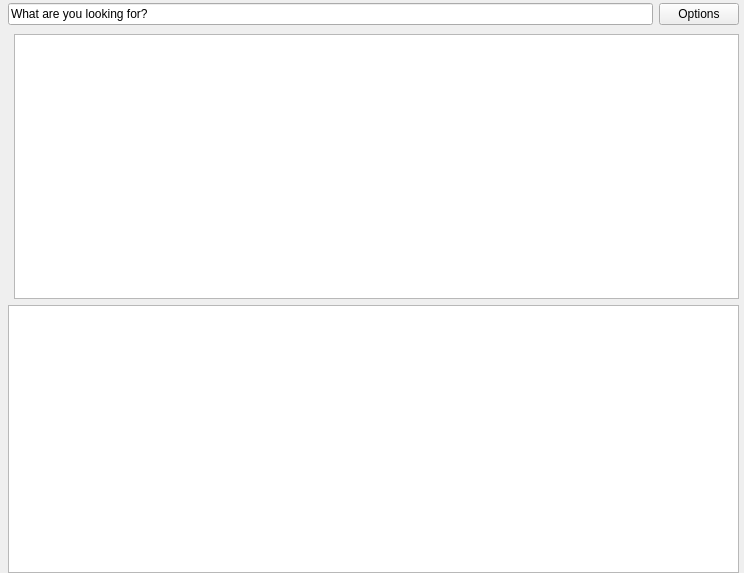
Old version of the form checkout.ui in the repository sbadame/checkout.
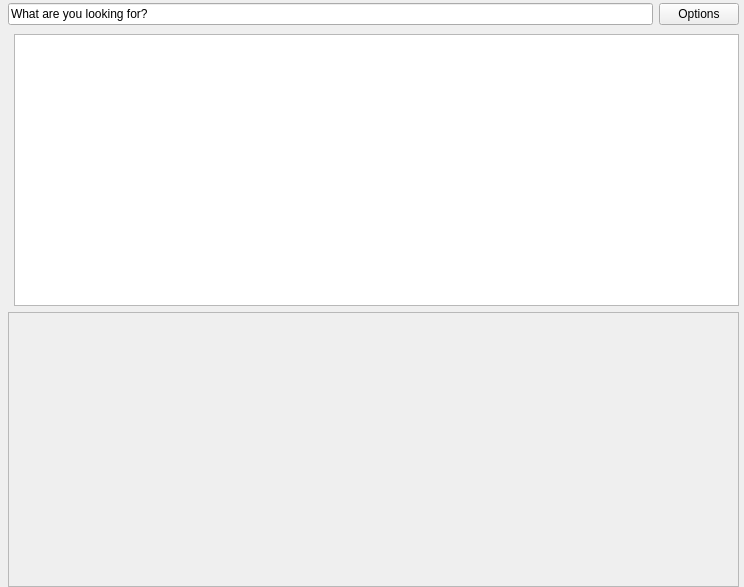
New version of the form. Custom widgets are drawn as their Qt base class.

Diff of the .ui file:
```diff
--- a/checkout.ui
+++ b/checkout.ui
@@ -7,7 +7,7 @@
     <x>0</x>
     <y>0</y>
     <width>744</width>
-    <height>573</height>
+    <height>587</height>
    </rect>
   </property>
   <property name="windowTitle">
@@ -166,7 +166,32 @@
             </widget>
            </item>
            <item>
-            <widget class="QListWidget" name="booklist"/>
+            <widget class="QScrollArea" name="scrollArea">
+             <property name="widgetResizable">
+              <bool>true</bool>
+             </property>
+             <widget class="QWidget" name="scrollAreaWidgetContents">
+              <property name="geometry">
+               <rect>
+                <x>0</x>
+                <y>0</y>
+                <width>729</width>
+                <height>268</height>
+               </rect>
+              </property>
+              <widget class="QWidget" name="verticalLayoutWidget">
+               <property name="geometry">
+                <rect>
+                 <x>0</x>
+                 <y>0</y>
+                 <width>731</width>
+                 <height>271</height>
+                </rect>
+               </property>
+               <layout class="QVBoxLayout" name="booklist"/>
+              </widget>
+             </widget>
+            </widget>
            </item>
           </layout>
          </widget>
```
